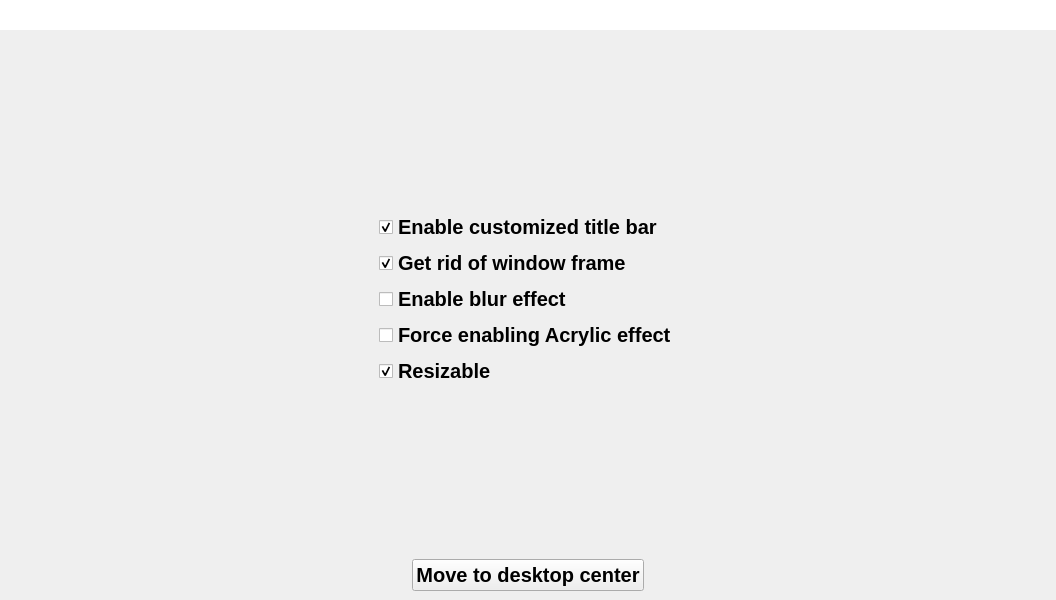
This is examples/Win32Demo/widget.ui in wangwenx190/framelesshelper as Qt 5 draws it before an edit. The edited form follows.
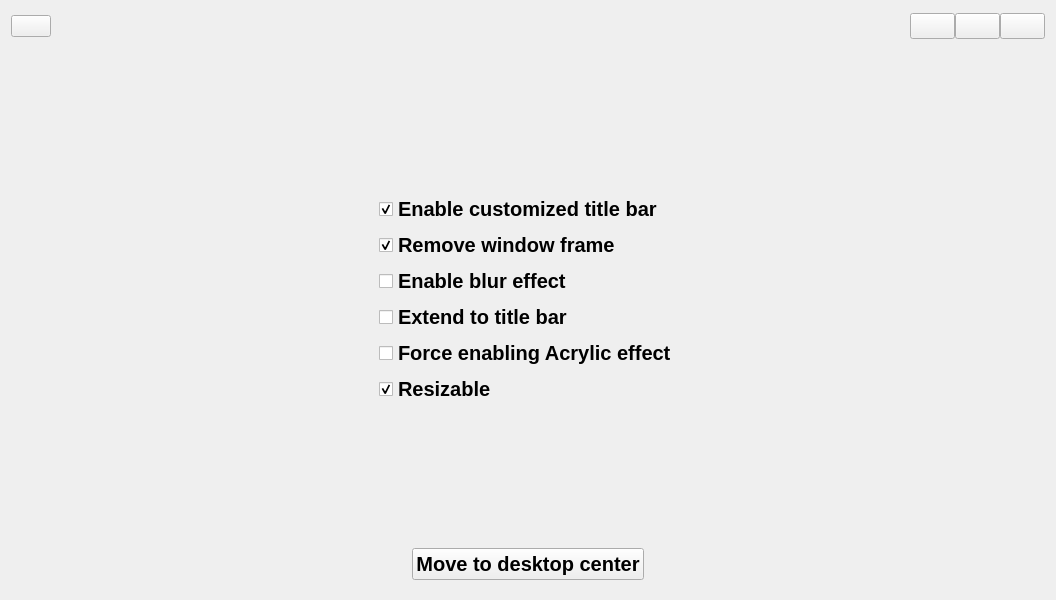
This is the edited form. Icons and pictures are not drawn.

Diff of the .ui file:
```diff
--- a/examples/Win32Demo/widget.ui
+++ b/examples/Win32Demo/widget.ui
@@ -13,49 +13,7 @@
   <property name="windowTitle">
    <string>Widget</string>
   </property>
-  <property name="styleSheet">
-   <string notr="true">#titleBarWidget {
-  background-color: rgb(255, 255, 255);
-}
-
-#iconButton, #minimizeButton, #maximizeButton, #closeButton {
-  background-color: transparent;
-  border-radius: 0px;
-}
-
-#minimizeButton:hover, #maximizeButton:hover {
-  border-style: none;
-  background-color: #80c7c7c7;
-}
-
-#minimizeButton:pressed, #maximizeButton:pressed {
-  border-style: none;
-  background-color: #80808080;
-}
-
-#closeButton:hover {
-  border-style: none;
-  background-color: #e81123;
-}
-
-#closeButton:pressed {
-  border-style: none;
-  background-color: #8c0a15;
-}</string>
-  </property>
   <layout class="QVBoxLayout" name="verticalLayout_3">
-   <property name="leftMargin">
-    <number>0</number>
-   </property>
-   <property name="topMargin">
-    <number>0</number>
-   </property>
-   <property name="rightMargin">
-    <number>0</number>
-   </property>
-   <property name="bottomMargin">
-    <number>0</number>
-   </property>
    <item>
     <widget class="QWidget" name="titleBarWidget" native="true">
      <property name="sizePolicy">
@@ -318,7 +276,7 @@
               </font>
              </property>
              <property name="text">
-              <string>Get rid of window frame</string>
+              <string>Remove window frame</string>
              </property>
              <property name="checked">
               <bool>true</bool>
@@ -339,6 +297,20 @@
              </property>
             </widget>
            </item>
+           <item>
+            <widget class="QCheckBox" name="extendToTitleBarCB">
+             <property name="font">
+              <font>
+               <pointsize>15</pointsize>
+               <weight>75</weight>
+               <bold>true</bold>
+              </font>
+             </property>
+             <property name="text">
+              <string>Extend to title bar</string>
+             </property>
+            </widget>
+           </item>
            <item>
             <widget class="QCheckBox" name="forceAcrylicCB">
              <property name="font">
```
Left out of the diff: 10 changed lines with no effect on the pictures.
